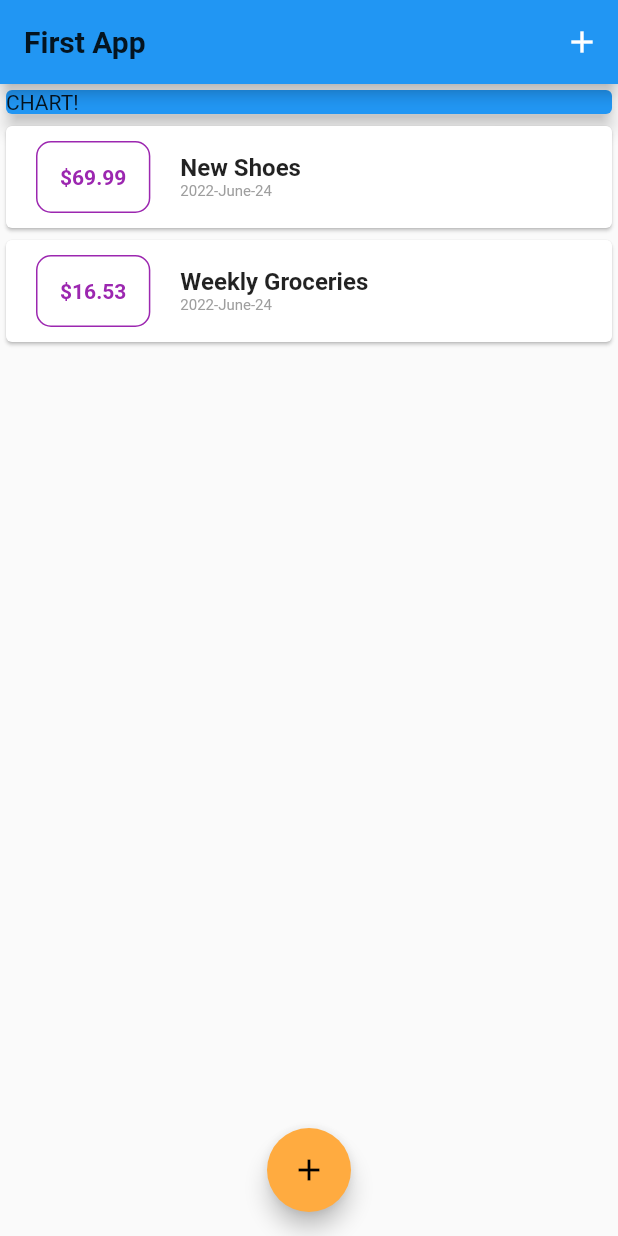
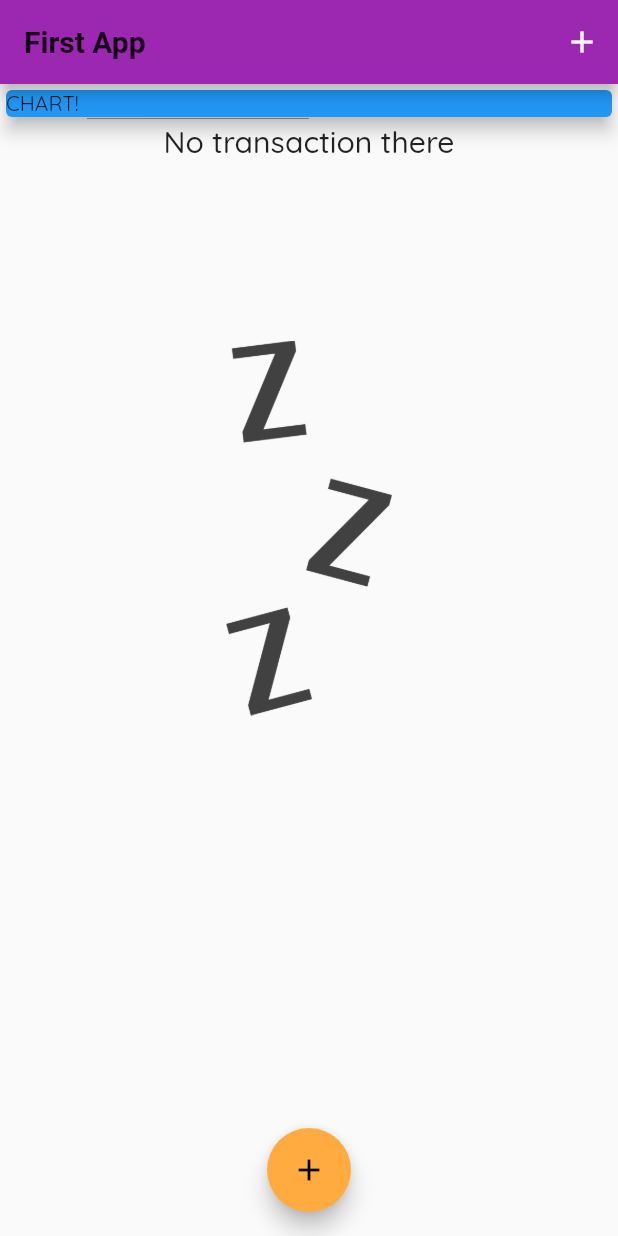
Before and after one commit to TIENTCHEUisrael/transaction, a Flutter app: the screen it shows after launch, on a phone screen of 412 x 824 dp. Run offline on Flutter 3.47's test engine with Material 2 defaults, Android fonts, the phone set to English and light mode, and no system bars.

Commit message:
Add condition if the transaction is not exist and add image for the projet

```diff
--- a/lib/main.dart
+++ b/lib/main.dart
@@ -11,7 +11,7 @@ class MyApp extends StatelessWidget {
     return MaterialApp(
       title: 'Flutter App',
       theme: ThemeData(
-        primarySwatch: Colors.blue,//Changer la couleur par defaut de l'application
+        primarySwatch: Colors.purple,//Changer la couleur par defaut de l'application
         accentColor: Colors.orangeAccent,//Changer la couleur secondaire
         fontFamily: 'Quicksand',
         //On veut changer l'aspect de l'APP bar
@@ -39,7 +39,7 @@ class MyHomePage extends StatefulWidget {
 
 class _MyHomePageState extends State<MyHomePage> {
   final List<Transaction> _userTransactions = [
-    Transaction(
+    /*Transaction(
       id: 't1',
       title: 'New Shoes',
       amount: 69.99,
@@ -50,7 +50,7 @@ class _MyHomePageState extends State<MyHomePage> {
       title: 'Weekly Groceries',
       amount: 16.53,
       date: DateTime.now(),
-    ),
+    ),*/
   ];
 
   void _addNewTransaction(String txTitle, double txAmount) {
--- a/lib/widgets/transaction_list.dart
+++ b/lib/widgets/transaction_list.dart
@@ -12,7 +12,19 @@ class TransactionList extends StatelessWidget {
   Widget build(BuildContext context) {
     return Container(
     height: 450,
-      child:ListView.builder(
+      child:transactions.isEmpty ? Column(children: [
+        Text(
+          'No transaction there',
+          style: Theme.of(context).textTheme.titleLarge,
+        ),
+        SizedBox(
+          height: 120,
+        ),
+        Container(
+          height: 250,
+          child: Image.asset('assets/images/waiting.png',fit: BoxFit.cover,),
+        ),
+      ],): ListView.builder(
         itemBuilder: (ctx,index){
           return Card(
             child: Row(
@@ -24,7 +36,7 @@ class TransactionList extends StatelessWidget {
                   ),
                   decoration: BoxDecoration(
                     border: Border.all(
-                      color: Colors.purple,
+                      color: Theme.of(context).primaryColor,//mettre la couleur par defaut en fonction du context
                       width: 1,
                     ),
                     borderRadius: BorderRadius.circular(10.0),
@@ -35,7 +47,7 @@ class TransactionList extends StatelessWidget {
                     style: TextStyle(
                       fontSize: 14,
                       fontWeight: FontWeight.bold,
-                      color: Colors.purple,
+                      color: Theme.of(context).primaryColor,
                     ),
                   ),
                 ),
@@ -58,13 +70,13 @@ class TransactionList extends StatelessWidget {
                       ),
                     ),
                   ],
-                )
+                ),
               ],
             ),
           );
         },
         itemCount: transactions.length,
-      )
+      ),
     );
   }
 }
```
Also changed, not shown: lib/widgets/charts.dart (added, +10 -0 lines), pubspec.yaml (+14 -15 lines), assets/images/waiting.png (added).
